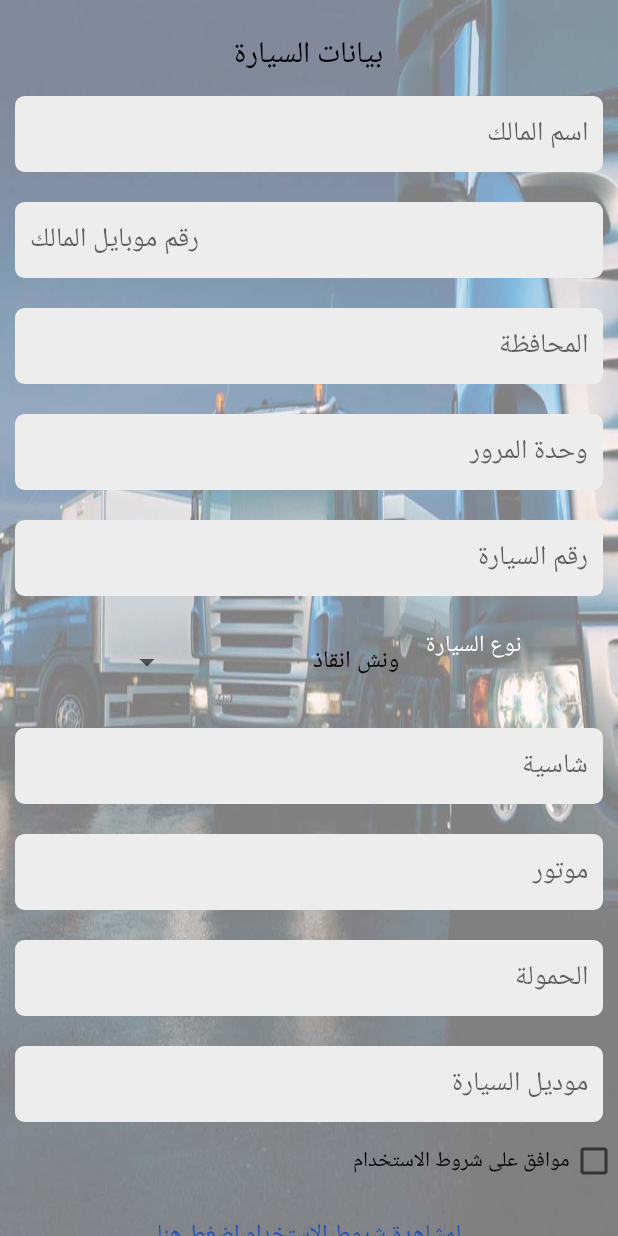
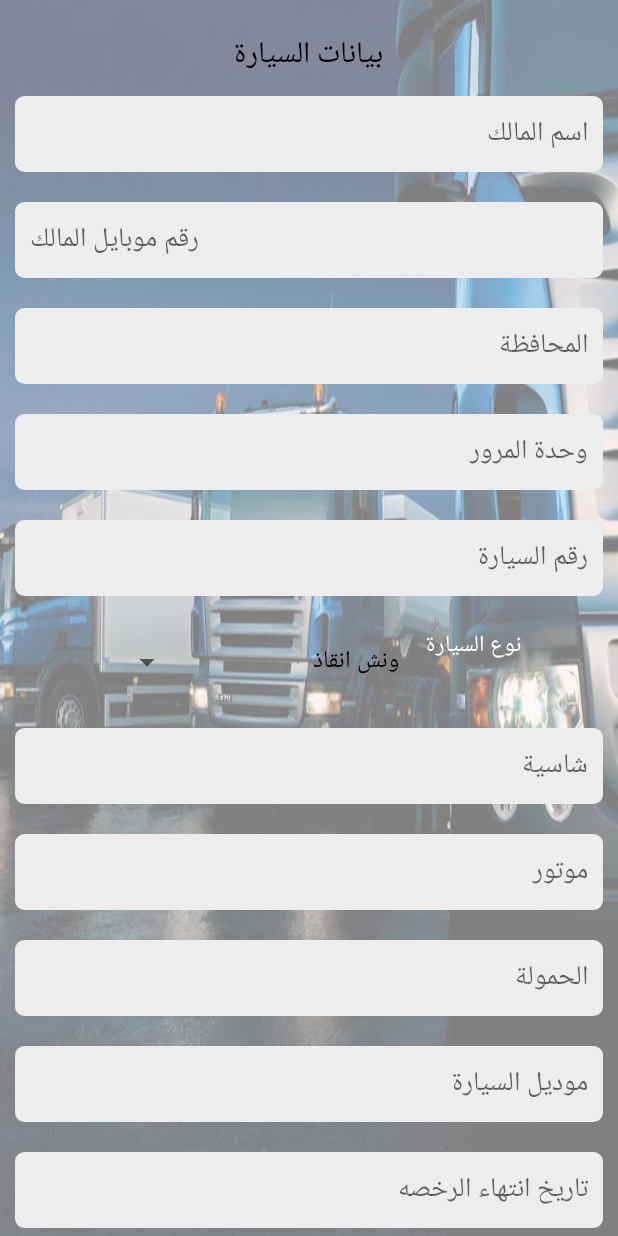
Before and after one commit to ahmed-bassiouny/naqalati_driver, an Android app: the screen it shows after launch once a user with an empty profile is signed in (NextRegisterActivity), on a phone screen of 412 x 824 dp. Run offline under Robolectric (Android 15) with nearby library versions, the phone set to English and light mode, and no system bars; our stand-ins replace Firebase (no records; nobody signed in at launch, a user with empty details on screens opened directly); libraries missing offline, so code that uses them is left out: cc.cloudist.acplibrary, com.awesomedialog.blennersilva, com.crashlytics.android, com.wdullaer.materialdatetimepicker, io.fabric.sdk; 4 statements that could not run were skipped.

Commit message:
licenseDate

```diff
--- a/app/build.gradle
+++ b/app/build.gradle
@@ -21,8 +21,8 @@ android {
         applicationId "com.bassiouny.naqalati_driver"
         minSdkVersion 17
         targetSdkVersion 26
-        versionCode 17
-        versionName "1.16"
+        versionCode 19
+        versionName "1.18"
         testInstrumentationRunner "android.support.test.runner.AndroidJUnitRunner"
         vectorDrawables.useSupportLibrary = true
     }
@@ -47,6 +47,7 @@ dependencies {
     compile 'com.github.Mariovc:ImagePicker:1.2.0'
     compile 'com.google.android.gms:play-services-maps:11.0.4'
     compile 'com.google.android.gms:play-services-location:11.0.4'
+    compile 'com.wdullaer:materialdatetimepicker:3.5.1'
     compile 'com.github.jd-alexander:library:1.1.0'
     compile 'de.hdodenhof:circleimageview:2.2.0'
     compile 'jp.wasabeef:glide-transformations:3.0.1'
--- a/app/src/main/AndroidManifest.xml
+++ b/app/src/main/AndroidManifest.xml
@@ -88,7 +88,7 @@
             android:theme="@style/AppThemeDialog" />
         <activity
             android:name=".activities.MessageActivity"
-            android:theme="@style/AppTheme.NoAction"></activity>
+            android:theme="@style/AppTheme.NoAction"/>
     </application>
 
 </manifest>
--- a/app/src/main/java/com/bassiouny/naqalati_driver/activities/NextRegisterActivity.java
+++ b/app/src/main/java/com/bassiouny/naqalati_driver/activities/NextRegisterActivity.java
@@ -25,14 +25,18 @@ import com.google.firebase.database.DataSnapshot;
 import com.google.firebase.database.DatabaseError;
 import com.google.firebase.database.FirebaseDatabase;
 import com.google.firebase.database.ValueEventListener;
+import com.wdullaer.materialdatetimepicker.date.DatePickerDialog;
 
-public class NextRegisterActivity extends AppCompatActivity implements View.OnClickListener{
+import java.util.Calendar;
+import java.util.Locale;
+
+public class NextRegisterActivity extends AppCompatActivity implements View.OnClickListener,DatePickerDialog.OnDateSetListener{
 
     private String error="برجاء ادخال البيانات";
     private Spinner spCarType;
     private ProgressBar progress;
     private EditText etOwnerName,etOwnerPhone,city,etWe7damerorOwner,etCarNumber;
-    private EditText etShaceh,etMatorNumber,etSize,etCarModel;
+    private EditText etShaceh,etMatorNumber,etSize,etCarModel,etLicenseDate;
     private CheckBox accept;
     Driver driver;
     String driverId="";
@@ -56,11 +60,26 @@ public class NextRegisterActivity extends AppCompatActivity implements View.OnCl
         etSize=findViewById(R.id.et_size);
         etCarModel=findViewById(R.id.et_car_model);
         accept=findViewById(R.id.accept);
+        etLicenseDate = findViewById(R.id.et_license_date);
         findViewById(R.id.btn_register).setOnClickListener(this);
         findViewById(R.id.show_permission).setOnClickListener(new View.OnClickListener() {
             @Override
             public void onClick(View v) {
                 startActivity(new Intent(NextRegisterActivity.this,PermissionActivity.class));
+            }
+        });
+        etLicenseDate.setOnClickListener(new View.OnClickListener() {
+            @Override
+            public void onClick(View v) {
+                Calendar now = Calendar.getInstance();
+                DatePickerDialog dpd = DatePickerDialog.newInstance(
+                        NextRegisterActivity.this,
+                        now.get(Calendar.YEAR),
+                        now.get(Calendar.MONTH),
+                        now.get(Calendar.DAY_OF_MONTH)
+                );
+                dpd.setLocale(Locale.getDefault());
+                dpd.show(getFragmentManager(), "Datepickerdialog");
             }
         });
     }
@@ -89,20 +108,16 @@ public class NextRegisterActivity extends AppCompatActivity implements View.OnCl
     public void onClick(View v) {
         if(!Utils.isNetworkConnected(this)){
             Utils.showWarningDialog(NextRegisterActivity.this, getString(R.string.check_internet));
-            return;
-        }
-        else if(etOwnerName.getText().toString().isEmpty()){
+        }else if(etOwnerName.getText().toString().isEmpty()){
             etOwnerName.setError(error);
-            return;
         }else if(etOwnerPhone.getText().toString().length()!=11){
             etOwnerPhone.setError(error);
-            return;
         }else if(etCarNumber.getText().toString().isEmpty()){
             etCarNumber.setError(error);
-            return;
-        }else if(etSize.getText().toString().isEmpty()){
+        }else if(etSize.getText().toString().isEmpty()) {
             etSize.setError(error);
-            return;
+        }else if(etLicenseDate.getText().toString().trim().isEmpty()){
+            etLicenseDate.setError(error);
         }else if(!accept.isChecked()){
             Toast.makeText(this, "يجرب الموافقة على شروط الاستخدام", Toast.LENGTH_LONG).show();
         }
@@ -142,6 +157,7 @@ public class NextRegisterActivity extends AppCompatActivity implements View.OnCl
         driver.setSize(etSize.getText().toString());
         driver.setModel(etCarModel.getText().toString());
         driver.setCarType(spCarType.getSelectedItem().toString());
+        driver.setLicenseDate(etLicenseDate.getText().toString());
     }
     private void getDriverId(){
         if(FirebaseAuth.getInstance().getCurrentUser()==null){
@@ -169,4 +185,9 @@ public class NextRegisterActivity extends AppCompatActivity implements View.OnCl
             }
         });
     }
+
+    @Override
+    public void onDateSet(DatePickerDialog view, int year, int monthOfYear, int dayOfMonth) {
+        etLicenseDate.setText(year+"-"+monthOfYear+"-"+dayOfMonth);
+    }
 }
--- a/app/src/main/res/layout/activity_next_register.xml
+++ b/app/src/main/res/layout/activity_next_register.xml
@@ -157,6 +157,20 @@
             android:maxLines="1"
             android:minHeight="30dp"
             android:padding="10dp" />
+
+        <EditText
+            android:id="@+id/et_license_date"
+            android:layout_width="match_parent"
+            android:layout_height="wrap_content"
+            android:layout_margin="10dp"
+            android:background="@drawable/border_edit_text"
+            android:lines="1"
+            android:focusableInTouchMode="false"
+            android:focusable="false"
+            android:hint="تاريخ انتهاء الرخصه"
+            android:maxLines="1"
+            android:minHeight="30dp"
+            android:padding="10dp" />
         <CheckBox
             android:layout_width="wrap_content"
             android:layout_height="wrap_content"
```
Also changed, not shown: app/src/main/java/com/bassiouny/naqalati_driver/model/Driver.java (+11 -0 lines).
